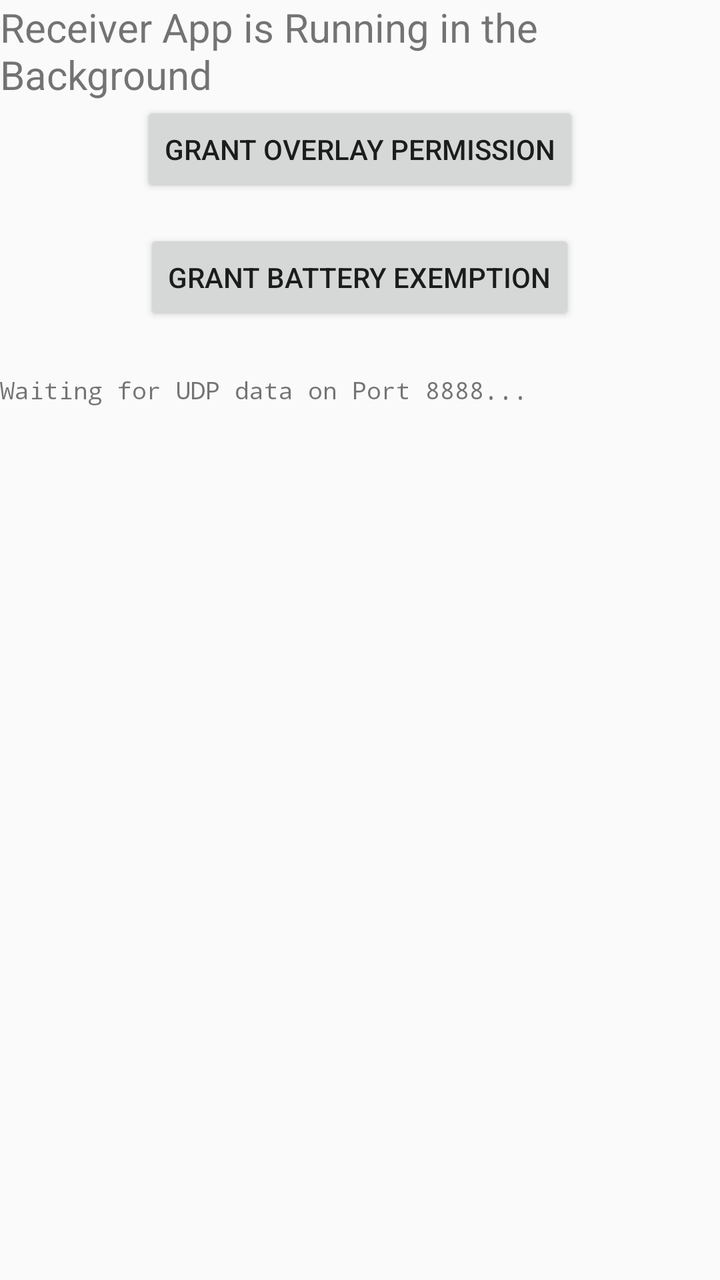
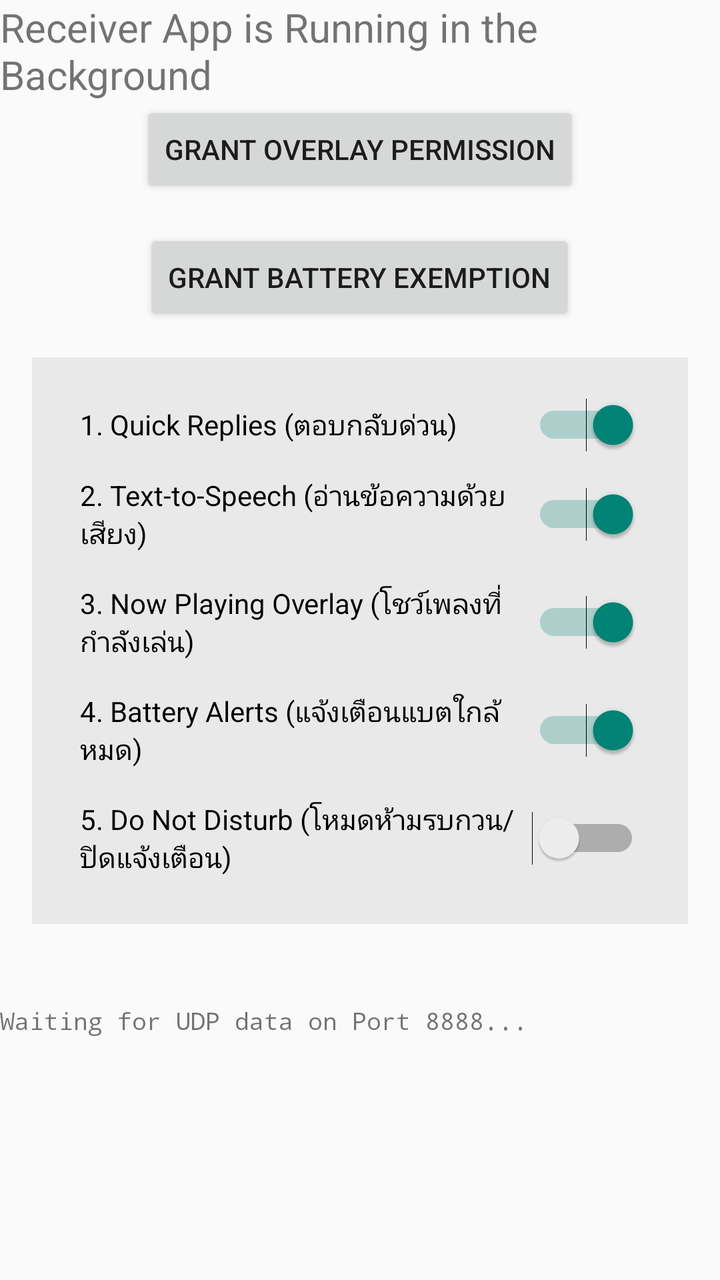

Two renders of the same Android screen: before a commit and after it. Below are the layout's source before the change and the commit's diff.
<!-- AndroidManifest.xml: application theme Theme.AppCompat.Light.DarkActionBar -->
<!-- res/layout/activity_main.xml -->
<?xml version="1.0" encoding="utf-8"?>
<LinearLayout xmlns:android="http://schemas.android.com/apk/res/android"
    android:layout_width="match_parent"
    android:layout_height="match_parent"
    android:gravity="center"
    android:orientation="vertical">

    <TextView
        android:layout_width="wrap_content"
        android:layout_height="wrap_content"
        android:text="Receiver App is Running in the Background"
        android:textSize="20sp" />

    <Button
        android:id="@+id/btnRequestOverlay"
        android:layout_width="wrap_content"
        android:layout_height="wrap_content"
        android:text="Grant Overlay Permission"
        android:layout_marginBottom="16dp"/>

    <Button
        android:id="@+id/btnRequestBattery"
        android:layout_width="wrap_content"
        android:layout_height="wrap_content"
        android:text="Grant Battery Exemption" />

    <ScrollView
        android:layout_width="match_parent"
        android:layout_height="0dp"
        android:layout_weight="1"
        android:layout_marginTop="24dp">
        <TextView
            android:id="@+id/tvLog"
            android:layout_width="match_parent"
            android:layout_height="wrap_content"
            android:text="Waiting for UDP data on Port 8888..."
            android:textSize="12sp"
            android:fontFamily="monospace"/>
    </ScrollView>
</LinearLayout>
<!-- resources referenced by this layout -->
<resources>

</resources>

<!-- the commit's change to res/layout/activity_main.xml (unified diff, before → after) -->
@@ -24,6 +24,21 @@
         android:layout_height="wrap_content"
         android:text="Grant Battery Exemption" />
 
+    <LinearLayout
+        android:layout_width="match_parent"
+        android:layout_height="wrap_content"
+        android:orientation="vertical"
+        android:padding="16dp"
+        android:background="#11000000"
+        android:layout_margin="16dp">
+        
+        <Switch android:id="@+id/switchQuickReply" android:layout_width="match_parent" android:layout_height="wrap_content" android:text="1. Quick Replies (ตอบกลับด่วน)" android:checked="true" android:padding="8dp"/>
+        <Switch android:id="@+id/switchTTS" android:layout_width="match_parent" android:layout_height="wrap_content" android:text="2. Text-to-Speech (อ่านข้อความด้วยเสียง)" android:checked="true" android:padding="8dp"/>
+        <Switch android:id="@+id/switchMedia" android:layout_width="match_parent" android:layout_height="wrap_content" android:text="3. Now Playing Overlay (โชว์เพลงที่กำลังเล่น)" android:checked="true" android:padding="8dp"/>
+        <Switch android:id="@+id/switchBattery" android:layout_width="match_parent" android:layout_height="wrap_content" android:text="4. Battery Alerts (แจ้งเตือนแบตใกล้หมด)" android:checked="true" android:padding="8dp"/>
+        <Switch android:id="@+id/switchDND" android:layout_width="match_parent" android:layout_height="wrap_content" android:text="5. Do Not Disturb (โหมดห้ามรบกวน/ปิดแจ้งเตือน)" android:checked="false" android:padding="8dp"/>
+    </LinearLayout>
+
     <ScrollView
         android:layout_width="match_parent"
         android:layout_height="0dp"
